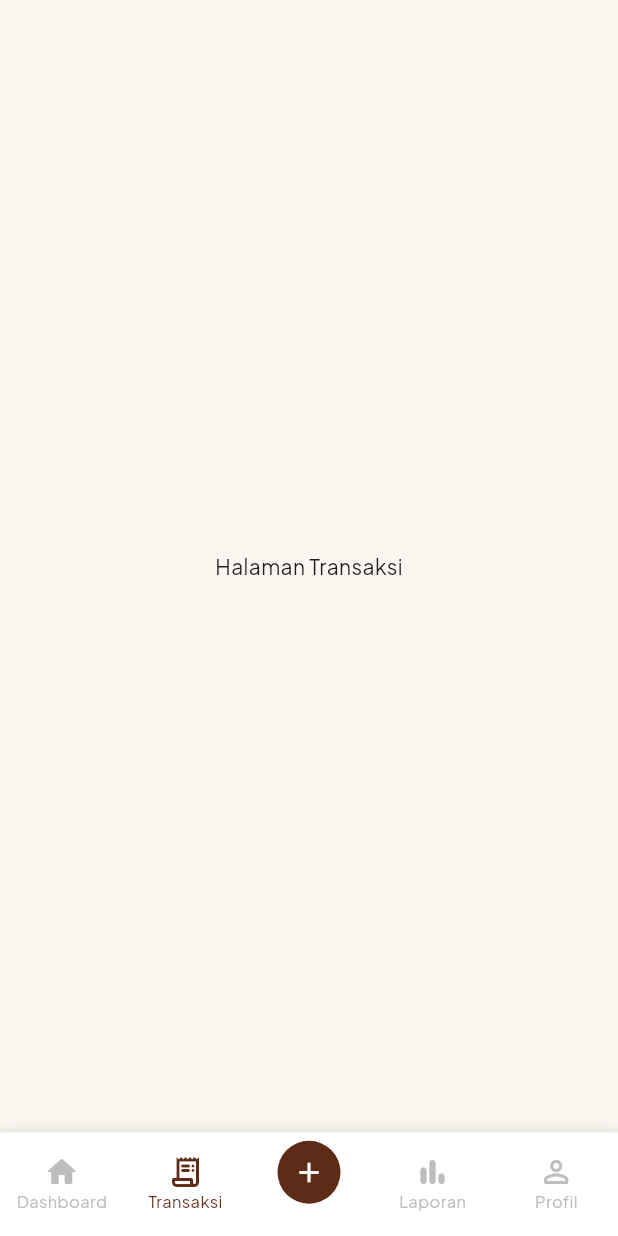
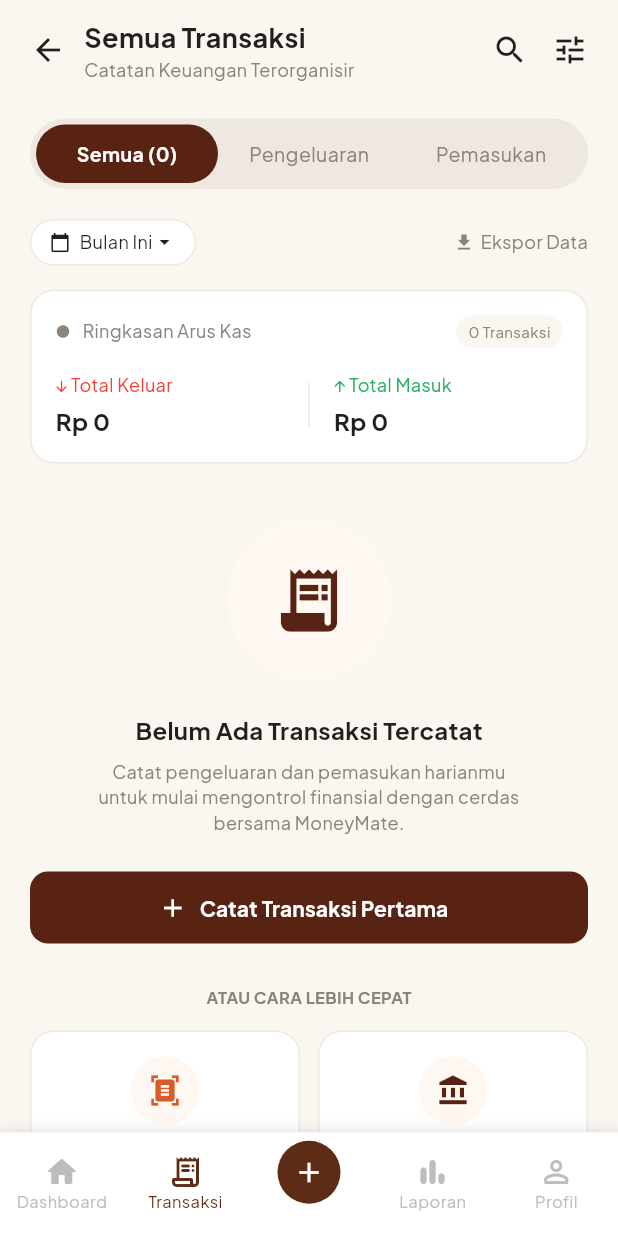
Before and after one commit to keisyalanika/MoneyMate, a Flutter app: the MainNavigationWrapper screen opened by its route, item 2 of the bottom bar chosen, on a phone screen of 412 x 824 dp. Run offline on Flutter 3.47's test engine with Material 3 defaults, Android fonts, the phone set to English and light mode, and no system bars; our stand-ins replace google_fonts.

Commit message:
add halaman laporan sm transaksi saat kosong

```diff
--- a/MOBILE/lib/navigation/app_router.dart
+++ b/MOBILE/lib/navigation/app_router.dart
@@ -2,7 +2,7 @@ import 'package:flutter/material.dart';
 import '../screens/splash_screen.dart';
 import '../screens/login_screen.dart';
 import '../screens/register_screen.dart';
-import 'main_navigation.dart'; // Karena se-folder di dalam 'navigation'
+import 'main_navigation.dart';
 
 class AppRouter {
   static const String splash = '/';
--- a/MOBILE/lib/navigation/main_navigation.dart
+++ b/MOBILE/lib/navigation/main_navigation.dart
@@ -1,9 +1,7 @@
 import 'package:flutter/material.dart';
 import '../screens/dashboard_screen.dart';
-// Import screen tab lainnya di sini nanti jika sudah dibuat
-// import 'transaction_screen.dart';
-// import 'report_screen.dart';
-// import 'profile_screen.dart';
+import '../screens/transaction_kosong_screen.dart';
+import '../screens/laporan_screen.dart';
 
 class MainNavigationWrapper extends StatefulWidget {
   const MainNavigationWrapper({super.key});
@@ -15,12 +13,12 @@ class MainNavigationWrapper extends StatefulWidget {
 class _MainNavigationWrapperState extends State<MainNavigationWrapper> {
   int _currentIndex = 0;
 
-  final List<Widget> _pages = const [
-    DashboardScreen(),
-    Center(child: Text('Halaman Transaksi')),
-    SizedBox(), // Placeholder untuk tombol tengah (+)
-    Center(child: Text('Halaman Laporan')),
-    Center(child: Text('Halaman Profil')),
+  final List<Widget> _pages = [
+    const DashboardScreen(),
+    const TransactionKosongScreen(),
+    const SizedBox(), // Placeholder untuk tombol tengah (+)
+    const LaporanScreen(),
+    const Center(child: Text('Halaman Profil')),
   ];
 
   void _showAddTransactionModal(BuildContext context) {
@@ -113,7 +111,7 @@ class _MainNavigationWrapperState extends State<MainNavigationWrapper> {
           color: Colors.white,
           boxShadow: [
             BoxShadow(
-              color: Colors.black.withOpacity(0.05),
+              color: Colors.black.withValues(alpha: 0.05),
               blurRadius: 10,
               offset: const Offset(0, -2),
             ),
--- /dev/null
+++ b/MOBILE/lib/screens/transaction_kosong_screen.dart
@@ -0,0 +1,352 @@
+import 'package:flutter/material.dart';
+import '../utils/theme.dart';
+
+class TransactionKosongScreen extends StatelessWidget {
+  const TransactionKosongScreen({super.key});
+
+  @override
+  Widget build(BuildContext context) {
+    return Scaffold(
+      backgroundColor: AppColors.background,
+      body: SafeArea(
+        child: SingleChildScrollView(
+          padding: const EdgeInsets.symmetric(horizontal: 20.0, vertical: 12.0),
+          child: Column(
+            crossAxisAlignment: CrossAxisAlignment.center,
+            children: [
+              // 1. Header Navigation & Title
+              Row(
+                mainAxisAlignment: MainAxisAlignment.spaceBetween,
+                children: [
+                  Row(
+                    children: [
+                      const Icon(Icons.arrow_back, color: AppColors.textDark),
+                      const SizedBox(width: 12),
+                      Column(
+                        crossAxisAlignment: CrossAxisAlignment.start,
+                        children: const [
+                          Text(
+                            'Semua Transaksi',
+                            style: TextStyle(
+                              fontSize: 18,
+                              fontWeight: FontWeight.bold,
+                              color: AppColors.textDark,
+                            ),
+                          ),
+                          Text(
+                            'Catatan Keuangan Terorganisir',
+                            style: TextStyle(
+                              fontSize: 12,
+                              color: AppColors.textMuted,
+                            ),
+                          ),
+                        ],
+                      ),
+                    ],
+                  ),
+                  Row(
+                    children: const [
+                      Icon(Icons.search, color: AppColors.textDark),
+                      SizedBox(width: 16),
+                      Icon(Icons.tune, color: AppColors.textDark),
+                    ],
+                  ),
+                ],
+              ),
+              const SizedBox(height: 24),
+
+              // 2. Filter Tab Menu
+              Container(
+                decoration: BoxDecoration(
+                  color: AppColors.inputBorder,
+                  borderRadius: BorderRadius.circular(24),
+                ),
+                padding: const EdgeInsets.all(4),
+                child: Row(
+                  children: [
+                    Expanded(
+                      child: Container(
+                        padding: const EdgeInsets.symmetric(vertical: 10),
+                        decoration: BoxDecoration(
+                          color: AppColors.primaryBrown,
+                          borderRadius: BorderRadius.circular(20),
+                        ),
+                        child: const Center(
+                          child: Text(
+                            'Semua (0)',
+                            style: TextStyle(
+                              color: Colors.white,
+                              fontWeight: FontWeight.bold,
+                              fontSize: 13,
+                            ),
+                          ),
+                        ),
+                      ),
+                    ),
+                    const Expanded(
+                      child: Center(
+                        child: Text(
+                          'Pengeluaran',
+                          style: TextStyle(color: AppColors.textMuted, fontSize: 13),
+                        ),
+                      ),
+                    ),
+                    const Expanded(
+                      child: Center(
+                        child: Text(
+                          'Pemasukan',
+                          style: TextStyle(color: AppColors.textMuted, fontSize: 13),
+                        ),
+                      ),
+                    ),
+                  ],
+                ),
+              ),
+              const SizedBox(height: 20),
+
+              // 3. Filter Bulan & Ekspor Data
+              Row(
+                mainAxisAlignment: MainAxisAlignment.spaceBetween,
+                children: [
+                  Container(
+                    padding: const EdgeInsets.symmetric(horizontal: 12, vertical: 6),
+                    decoration: BoxDecoration(
+                      border: Border.all(color: AppColors.inputBorder),
+                      borderRadius: BorderRadius.circular(16),
+                      color: Colors.white,
+                    ),
+                    child: Row(
+                      children: const [
+                        Icon(Icons.calendar_today, size: 14, color: AppColors.textDark),
+                        SizedBox(width: 6),
+                        Text(
+                          'Bulan Ini',
+                          style: TextStyle(fontSize: 12, color: AppColors.textDark),
+                        ),
+                        Icon(Icons.arrow_drop_down, size: 16, color: AppColors.textDark),
+                      ],
+                    ),
+                  ),
+                  Row(
+                    children: const [
+                      Icon(Icons.download, size: 14, color: AppColors.textMuted),
+                      SizedBox(width: 4),
+                      Text(
+                        'Ekspor Data',
+                        style: TextStyle(fontSize: 12, color: AppColors.textMuted),
+                      ),
+                    ],
+                  ),
+                ],
+              ),
+              const SizedBox(height: 16),
+
+              // 4. Ringkasan Arus Kas Card
+              Container(
+                padding: const EdgeInsets.all(16),
+                decoration: BoxDecoration(
+                  color: Colors.white,
+                  borderRadius: BorderRadius.circular(16),
+                  border: Border.all(color: AppColors.inputBorder),
+                ),
+                child: Column(
+                  crossAxisAlignment: CrossAxisAlignment.start,
+                  children: [
+                    Row(
+                      mainAxisAlignment: MainAxisAlignment.spaceBetween,
+                      children: [
+                        Row(
+                          children: const [
+                            Icon(Icons.circle, size: 10, color: AppColors.textMuted),
+                            SizedBox(width: 8),
+                            Text(
+                              'Ringkasan Arus Kas',
+                              style: TextStyle(color: AppColors.textMuted, fontSize: 12),
+                            ),
+                          ],
+                        ),
+                        Container(
+                          padding: const EdgeInsets.symmetric(horizontal: 8, vertical: 4),
+                          decoration: BoxDecoration(
+                            color: AppColors.background,
+                            borderRadius: BorderRadius.circular(12),
+                          ),
+                          child: const Text(
+                            '0 Transaksi',
+                            style: TextStyle(fontSize: 10, color: AppColors.textMuted),
+                          ),
+                        ),
+                      ],
+                    ),
+                    const SizedBox(height: 16),
+                    Row(
+                      children: [
+                        Expanded(
+                          child: Column(
+                            crossAxisAlignment: CrossAxisAlignment.start,
+                            children: const [
+                              Text('↓ Total Keluar', style: TextStyle(color: Colors.red, fontSize: 12)),
+                              SizedBox(height: 4),
+                              Text(
+                                'Rp 0',
+                                style: TextStyle(
+                                  fontWeight: FontWeight.bold,
+                                  fontSize: 16,
+                                  color: AppColors.textDark,
+                                ),
+                              ),
+                            ],
+                          ),
+                        ),
+                        Container(width: 1, height: 30, color: AppColors.inputBorder),
+                        Expanded(
+                          child: Padding(
+                            padding: const EdgeInsets.only(left: 16),
+                            child: Column(
+                              crossAxisAlignment: CrossAxisAlignment.start,
+                              children: const [
+                                Text('↑ Total Masuk', style: TextStyle(color: AppColors.greenAccent, fontSize: 12)),
+                                SizedBox(height: 4),
+                                Text(
+                                  'Rp 0',
+                                  style: TextStyle(
+                                    fontWeight: FontWeight.bold,
+                                    fontSize: 16,
+                                    color: AppColors.textDark,
+                                  ),
+                                ),
+                              ],
+                            ),
+                          ),
+                        ),
+                      ],
+                    ),
+                  ],
+                ),
+              ),
+              const SizedBox(height: 36),
+
+              // 5. Empty State Icon & Text
+              Container(
+                width: 110,
+                height: 110,
+                decoration: const BoxDecoration(
+                  color: AppColors.insightBg,
+                  shape: BoxShape.circle,
+                ),
+                child: const Icon(
+                  Icons.receipt_long,
+                  size: 50,
+                  color: AppColors.primaryBrown,
+                ),
+              ),
+              const SizedBox(height: 20),
+              const Text(
+                'Belum Ada Transaksi Tercatat',
+                style: TextStyle(
+                  fontWeight: FontWeight.bold,
+                  fontSize: 16,
+                  color: AppColors.textDark,
+                ),
+              ),
+              const SizedBox(height: 8),
+              const Text(
+                'Catat pengeluaran dan pemasukan harianmu\nuntuk mulai mengontrol finansial dengan cerdas\nbersama MoneyMate.',
+                textAlign: TextAlign.center,
+                style: TextStyle(color: AppColors.textMuted, fontSize: 12, height: 1.4),
+              ),
+              const SizedBox(height: 24),
+
+              // 6. Tombol Catat Pertama
+              SizedBox(
+                width: double.infinity,
+                height: 48,
+                child: ElevatedButton.icon(
+                  style: ElevatedButton.styleFrom(
+                    backgroundColor: AppColors.primaryBrown,
+                    shape: RoundedRectangleBorder(borderRadius: BorderRadius.circular(12)),
+                    elevation: 0,
+                  ),
+                  onPressed: () {},
+                  icon: const Icon(Icons.add, color: Colors.white, size: 20),
+                  label: const Text(
+                    'Catat Transaksi Pertama',
+                    style: TextStyle(color: Colors.white, fontWeight: FontWeight.bold),
+                  ),
+                ),
+              ),
+              const SizedBox(height: 28),
+
+              // 7. Option Cards
+              const Text(
+                'ATAU CARA LEBIH CEPAT',
+                style: TextStyle(color: AppColors.textMuted, fontSize: 11, fontWeight: FontWeight.bold),
+              ),
+              const SizedBox(height: 14),
+              Row(
+                children: [
+                  Expanded(
+                    child: _buildActionCard(
+                      Icons.document_scanner,
+                      'Scan Struk',
+                      'Deteksi Otomatis',
+                      AppColors.insightBg,
+                      AppColors.accentOrange,
+                    ),
+                  ),
+                  const SizedBox(width: 12),
+                  Expanded(
+                    child: _buildActionCard(
+                      Icons.account_balance,
+                      'Import Bank',
+                      'BCA, Mandiri, GoPay',
+                      AppColors.insightBg,
+                      AppColors.primaryBrown,
+                    ),
+                  ),
+                ],
+              ),
+              const SizedBox(height: 80),
+            ],
+          ),
+        ),
+      ),
+    );
+  }
+
+  Widget _buildActionCard(
+      IconData icon,
+      String title,
+      String subtitle,
+      Color iconBgColor,
+      Color iconColor,
+      ) {
+    return Container(
+      padding: const EdgeInsets.symmetric(vertical: 16),
+      decoration: BoxDecoration(
+        color: Colors.white,
+        borderRadius: BorderRadius.circular(16),
+        border: Border.all(color: AppColors.inputBorder),
+      ),
+      child: Column(
+        children: [
+          Container(
+            padding: const EdgeInsets.all(12),
+            decoration: BoxDecoration(color: iconBgColor, shape: BoxShape.circle),
+            child: Icon(icon, color: iconColor, size: 22),
+          ),
+          const SizedBox(height: 10),
+          Text(
+            title,
+            style: const TextStyle(fontWeight: FontWeight.bold, fontSize: 12, color: AppColors.textDark),
+          ),
+          const SizedBox(height: 4),
+          Text(
+            subtitle,
+            style: const TextStyle(fontSize: 10, color: AppColors.textMuted),
+          ),
+        ],
+      ),
+    );
+  }
+}
```
Also changed, not shown: MOBILE/lib/screens/laporan_screen.dart (added, +239 -0 lines).
